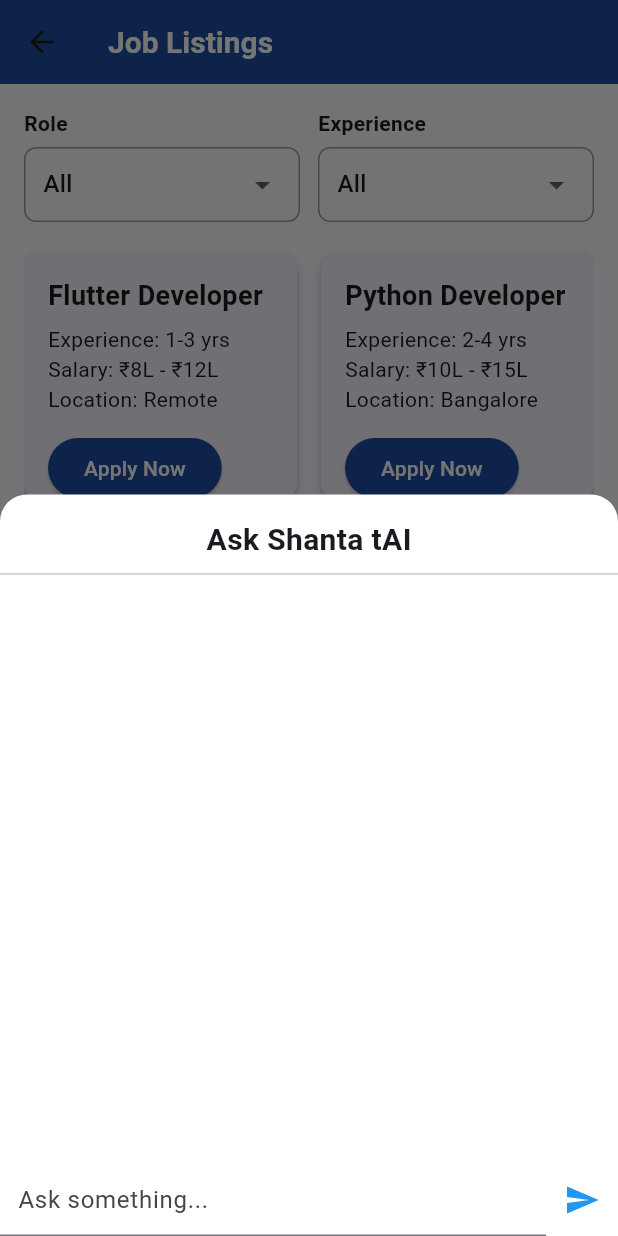
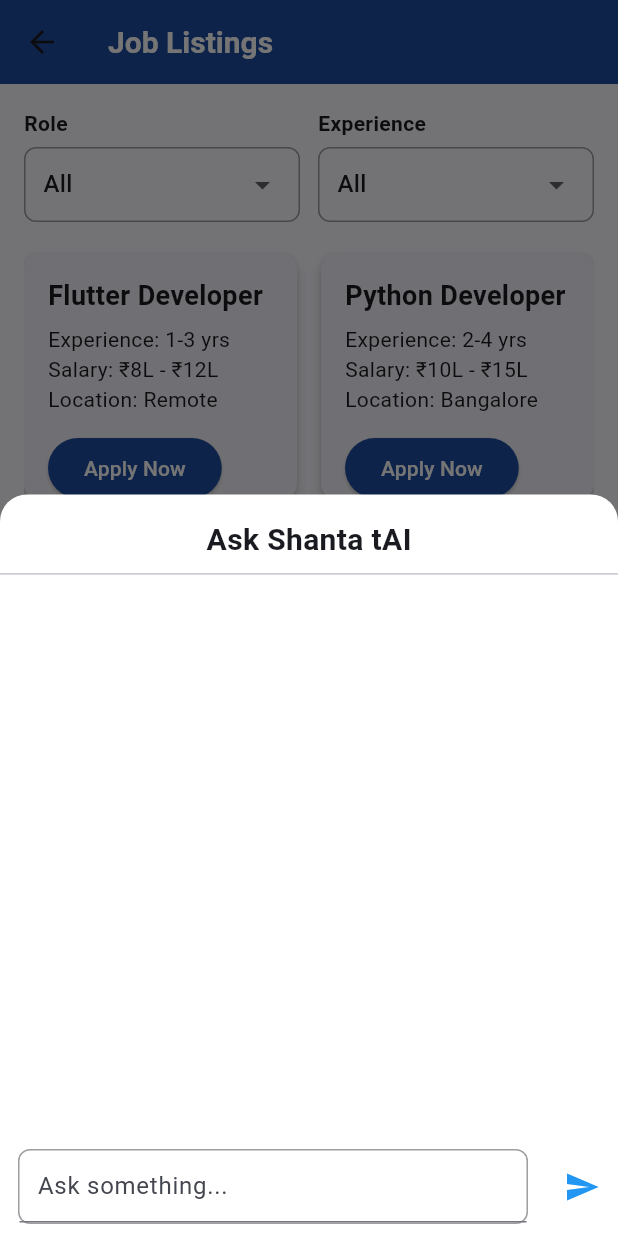
Before and after one commit to satsin06/jobsUPI_assign, a Flutter app: the JobListingsScreen screen opened by its route, after a tap on the "smart toy" icon, on a phone screen of 412 x 824 dp. Run offline on Flutter 3.47's test engine with Material 3 defaults, Android fonts, the phone set to English and light mode, and no system bars.

Commit message:
Add decoration for the AI text field

```diff
--- a/lib/widgets/ai_guide_button.dart
+++ b/lib/widgets/ai_guide_button.dart
@@ -56,10 +56,10 @@
         child: Column(
           children: [
             const SizedBox(height: 16),
-            const Text("Ask Shanta tAI", style: TextStyle(
-              fontSize: 20,
-              fontWeight: FontWeight.bold,
-            )),
+            const Text(
+              "Ask Shanta tAI",
+              style: TextStyle(fontSize: 20, fontWeight: FontWeight.bold),
+            ),
             const Divider(),
 
             Expanded(
@@ -74,7 +74,9 @@
                         isUser ? Alignment.centerRight : Alignment.centerLeft,
                     child: Container(
                       margin: const EdgeInsets.symmetric(
-                          vertical: 6, horizontal: 12),
+                        vertical: 6,
+                        horizontal: 12,
+                      ),
                       padding: const EdgeInsets.all(12),
                       decoration: BoxDecoration(
                         color: isUser ? Colors.blue[100] : Colors.grey[300],
@@ -90,11 +92,21 @@
             Row(
               children: [
                 Expanded(
-                  child: TextField(
-                    controller: controller,
-                    decoration: const InputDecoration(
-                      hintText: "Ask something...",
-                      contentPadding: EdgeInsets.all(12),
+                  child: Container(
+                    margin: const EdgeInsets.symmetric(
+                      vertical: 8,
+                      horizontal: 12,
+                    ),
+                    decoration: BoxDecoration(
+                      border: Border.all(color: Colors.grey),
+                      borderRadius: BorderRadius.circular(8),
+                    ),
+                    child: TextField(
+                      controller: controller,
+                      decoration: const InputDecoration(
+                        hintText: "Ask something...",
+                        contentPadding: EdgeInsets.all(12),
+                      ),
                     ),
                   ),
                 ),
```
